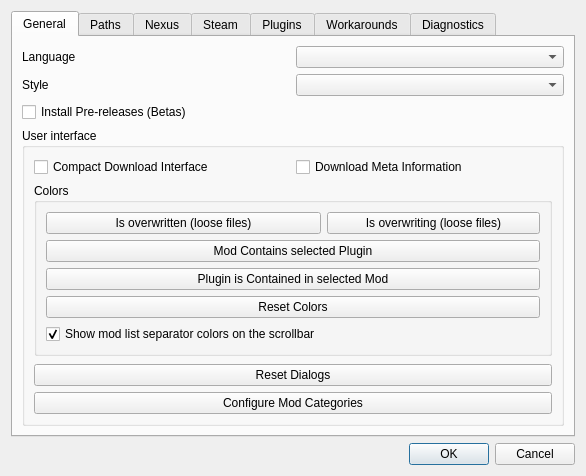
This is modorganizer/src/settingsdialog.ui in Holt59/mo2-merge as Qt 5 draws it before an edit. The edited form follows.
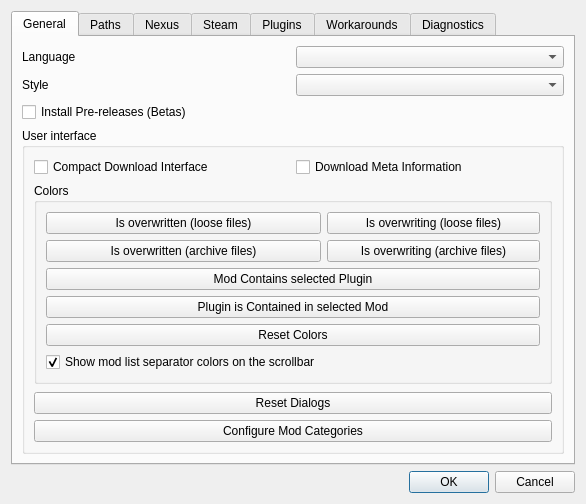
This is the edited form. Icons and pictures are not drawn.

Commit message: [modorganizer] Fix conflict colors and make archive conflict colors configurable

Diff of the .ui file:
```diff
--- a/modorganizer/src/settingsdialog.ui
+++ b/modorganizer/src/settingsdialog.ui
@@ -7,7 +7,7 @@
     <x>0</x>
     <y>0</y>
     <width>586</width>
-    <height>462</height>
+    <height>486</height>
    </rect>
   </property>
   <property name="windowTitle">
@@ -99,10 +99,26 @@
              <string>Colors</string>
             </property>
             <layout class="QGridLayout" name="gridLayout_5">
+             <item row="6" column="0">
+              <widget class="QCheckBox" name="colorSeparatorsBox">
+               <property name="toolTip">
+                <string>When this is enabled, the color defined for a separator will be shown on the mod list scrollbar at the location of the separator.  This can be useful for quick navigation between separator sections or to a specific separator section.</string>
+               </property>
+               <property name="whatsThis">
+                <string>When this is enabled, the color defined for a separator will be shown on the mod list scrollbar at the location of the separator.  This can be useful for quick navigation between separator sections or to a specific separator section.</string>
+               </property>
+               <property name="text">
+                <string>Show mod list separator colors on the scrollbar</string>
+               </property>
+               <property name="checked">
+                <bool>true</bool>
+               </property>
+              </widget>
+             </item>
              <item row="4" column="0" colspan="2">
-              <widget class="QPushButton" name="resetColorsBtn">
+              <widget class="QPushButton" name="containedBtn">
                <property name="text">
-                <string>Reset Colors</string>
+                <string>Plugin is Contained in selected Mod</string>
                </property>
               </widget>
              </item>
@@ -113,20 +129,6 @@
                </property>
               </widget>
              </item>
-             <item row="2" column="0" colspan="2">
-              <widget class="QPushButton" name="containsBtn">
-               <property name="text">
-                <string>Mod Contains selected Plugin</string>
-               </property>
-              </widget>
-             </item>
-             <item row="3" column="0" colspan="2">
-              <widget class="QPushButton" name="containedBtn">
-               <property name="text">
-                <string>Plugin is Contained in selected Mod</string>
-               </property>
-              </widget>
-             </item>
              <item row="1" column="1">
               <widget class="QPushButton" name="overwritingBtn">
                <property name="text">
@@ -134,19 +136,31 @@
                </property>
               </widget>
              </item>
-             <item row="5" column="0">
-              <widget class="QCheckBox" name="colorSeparatorsBox">
-               <property name="toolTip">
-                <string>When this is enabled, the color defined for a separator will be shown on the mod list scrollbar at the location of the separator.  This can be useful for quick navigation between separator sections or to a specific separator section.</string>
+             <item row="5" column="0" colspan="2">
+              <widget class="QPushButton" name="resetColorsBtn">
+               <property name="text">
+                <string>Reset Colors</string>
                </property>
-               <property name="whatsThis">
-                <string>When this is enabled, the color defined for a separator will be shown on the mod list scrollbar at the location of the separator.  This can be useful for quick navigation between separator sections or to a specific separator section.</string>
+              </widget>
+             </item>
+             <item row="3" column="0" colspan="2">
+              <widget class="QPushButton" name="containsBtn">
+               <property name="text">
+                <string>Mod Contains selected Plugin</string>
                </property>
+              </widget>
+             </item>
+             <item row="2" column="0">
+              <widget class="QPushButton" name="overwrittenArchiveBtn">
                <property name="text">
-                <string>Show mod list separator colors on the scrollbar</string>
+                <string>Is overwritten (archive files)</string>
                </property>
-               <property name="checked">
-                <bool>true</bool>
+              </widget>
+             </item>
+             <item row="2" column="1">
+              <widget class="QPushButton" name="overwritingArchiveBtn">
+               <property name="text">
+                <string>Is overwriting (archive files)</string>
                </property>
               </widget>
              </item>
```
Lines whose indentation alone changed are shown as unchanged. The commit also changes 5 other files.
